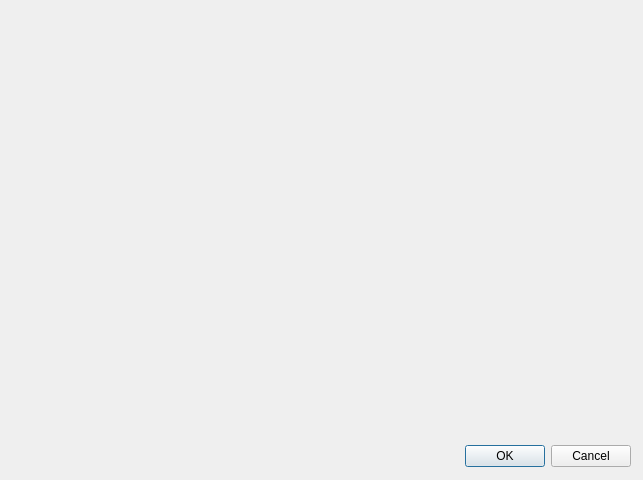
Before: the Qt Designer form camcalibrate.ui in ARDev1161/ZanyaCore, drawn with Qt 5.
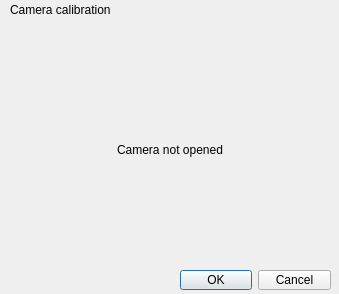
After: the same form once the commit is applied.

Patch:
```diff
--- a/camcalibrate.ui
+++ b/camcalibrate.ui
@@ -6,20 +6,26 @@
    <rect>
     <x>0</x>
     <y>0</y>
-    <width>643</width>
-    <height>480</height>
+    <width>339</width>
+    <height>294</height>
    </rect>
   </property>
+  <property name="minimumSize">
+   <size>
+    <width>334</width>
+    <height>294</height>
+   </size>
+  </property>
   <property name="windowTitle">
    <string>Dialog</string>
   </property>
   <widget class="QDialogButtonBox" name="buttonBox">
    <property name="geometry">
     <rect>
-     <x>10</x>
-     <y>440</y>
-     <width>621</width>
-     <height>32</height>
+     <x>180</x>
+     <y>270</y>
+     <width>151</width>
+     <height>20</height>
     </rect>
    </property>
    <property name="orientation">
@@ -29,6 +35,41 @@
     <set>QDialogButtonBox::Cancel|QDialogButtonBox::Ok</set>
    </property>
   </widget>
+  <widget class="QLabel" name="label">
+   <property name="geometry">
+    <rect>
+     <x>10</x>
+     <y>0</y>
+     <width>131</width>
+     <height>20</height>
+    </rect>
+   </property>
+   <property name="text">
+    <string>&lt;html&gt;&lt;head/&gt;&lt;body&gt;&lt;p&gt;Camera calibration&lt;/p&gt;&lt;/body&gt;&lt;/html&gt;</string>
+   </property>
+  </widget>
+  <widget class="QLabel" name="OutLabel">
+   <property name="geometry">
+    <rect>
+     <x>10</x>
+     <y>30</y>
+     <width>320</width>
+     <height>240</height>
+    </rect>
+   </property>
+   <property name="minimumSize">
+    <size>
+     <width>320</width>
+     <height>240</height>
+    </size>
+   </property>
+   <property name="text">
+    <string>Camera not opened</string>
+   </property>
+   <property name="alignment">
+    <set>Qt::AlignCenter</set>
+   </property>
+  </widget>
  </widget>
  <resources/>
  <connections>
```
